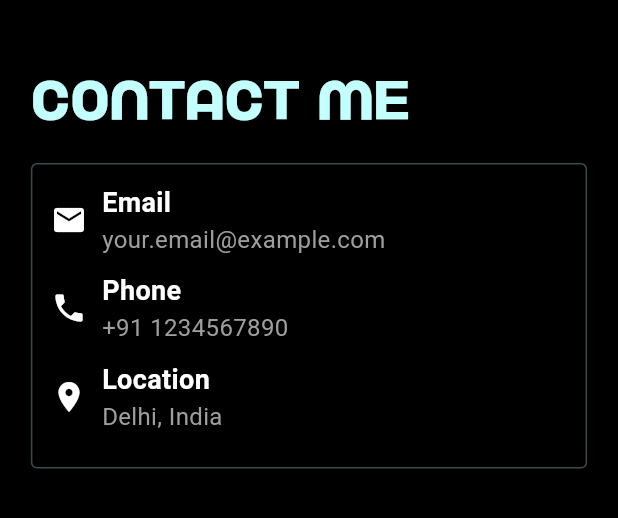
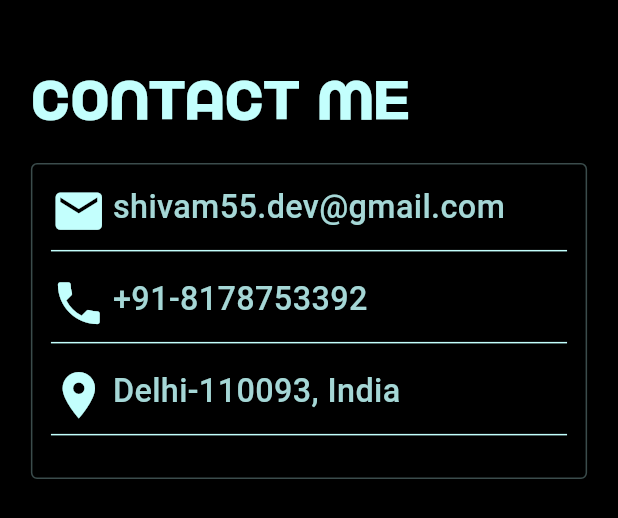
Before and after one commit to 1Shibam/portfolio_web, a Flutter app: the ContactSection widget shown alone on an empty page, opened directly, on a phone screen of 412 x 824 dp. Shown: the top 518 px of the screen. Run offline on Flutter 3.47's test engine with Material 3 defaults, Android fonts, the phone set to English and light mode, and no system bars; drawn by our look-alikes of flutter_animate; our stand-ins replace animated_text_kit, flutter_riverpod, flutter_svg, go_router, web, youtube_player_iframe; Roboto replaces fonts that are missing (Nura-Medius).

Commit message:
desktop view complete

```diff
--- a/lib/responsive/desktop/contact_section.dart
+++ b/lib/responsive/desktop/contact_section.dart
@@ -35,11 +35,12 @@ class ContactSection extends StatelessWidget {
             child: Column(
               crossAxisAlignment: CrossAxisAlignment.start,
               children: [
-                _buildContactItem(
-                    Icons.email, 'Email', 'your.email@example.com'),
-                _buildContactItem(Icons.phone, 'Phone', '+91 1234567890'),
-                _buildContactItem(
-                    Icons.location_on, 'Location', 'Delhi, India'),
+                _buildContactItem(Icons.email, 'Email',
+                    'shivam55.dev@gmail.com', maxHeight, maxWidth, context),
+                _buildContactItem(Icons.phone, 'Phone', '+91-8178753392',
+                    maxHeight, maxWidth, context),
+                _buildContactItem(Icons.location_on, 'Location',
+                    'Delhi-110093, India', maxHeight, maxWidth, context),
               ],
             ),
           )
@@ -51,30 +52,32 @@ class ContactSection extends StatelessWidget {
     );
   }
 
-  Widget _buildContactItem(IconData icon, String title, String info) {
+  Widget _buildContactItem(IconData icon, String title, String info,
+      double maxHeight, double maxWidth, BuildContext context) {
     return Padding(
-      padding: const EdgeInsets.only(bottom: 10),
-      child: Row(
+      padding: EdgeInsets.only(bottom: maxHeight * 0.01),
+      child: Column(
         children: [
-          Icon(icon, color: Colors.white, size: 24),
-          const SizedBox(width: 10),
-          Column(
+          Row(
             crossAxisAlignment: CrossAxisAlignment.start,
+            mainAxisAlignment: MainAxisAlignment.start,
             children: [
-              Text(
-                title,
-                style: const TextStyle(
-                  fontSize: 18,
-                  fontWeight: FontWeight.bold,
-                  color: Colors.white,
-                ),
-              ),
-              Text(
-                info,
-                style: const TextStyle(fontSize: 16, color: Colors.grey),
+              Icon(icon, color: AppColors.light, size: maxHeight * 0.045),
+              SizedBox(width: maxWidth * 0.01),
+              Column(
+                crossAxisAlignment: CrossAxisAlignment.start,
+                children: [
+                  Text(
+                    info,
+                    style: AppTextStyles.subheading(context),
+                  ),
+                ],
               ),
             ],
           ),
+          const Divider(
+            color: AppColors.light,
+          )
         ],
       ),
     );
```
